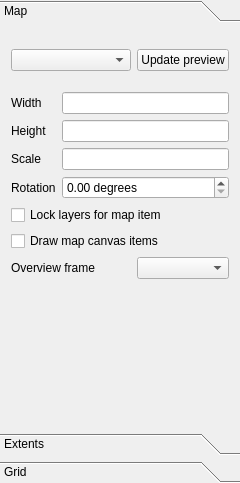
Before: the Qt Designer form src/ui/qgscomposermapwidgetbase.ui in qgis/QGIS, drawn with Qt 5.
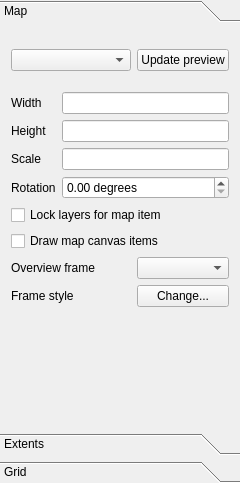
After: the same form once the commit is applied. Custom widgets are drawn as their Qt base class.

Commit message: Allow selection of a polygon symbol for the overview frame

```diff
--- a/src/ui/qgscomposermapwidgetbase.ui
+++ b/src/ui/qgscomposermapwidgetbase.ui
@@ -230,6 +230,20 @@
          </property>
         </widget>
        </item>
+       <item row="6" column="0">
+        <widget class="QLabel" name="mFrameStyleLabel_2">
+         <property name="text">
+          <string>Frame style</string>
+         </property>
+        </widget>
+       </item>
+       <item row="6" column="1">
+        <widget class="QPushButton" name="mOverviewFrameStyleButton">
+         <property name="text">
+          <string>Change...</string>
+         </property>
+        </widget>
+       </item>
       </layout>
      </widget>
      <widget class="QWidget" name="page_2">
```
The commit also changes 4 other files.
